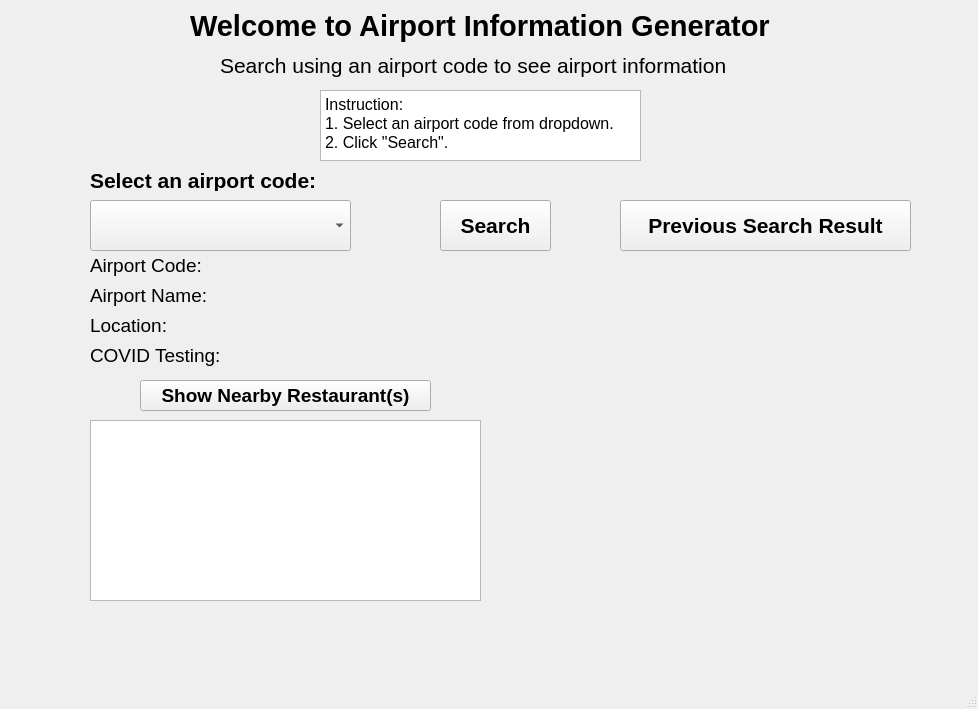
Old version of the form mainWindow.ui in the repository jennyxchang/cs361-project.
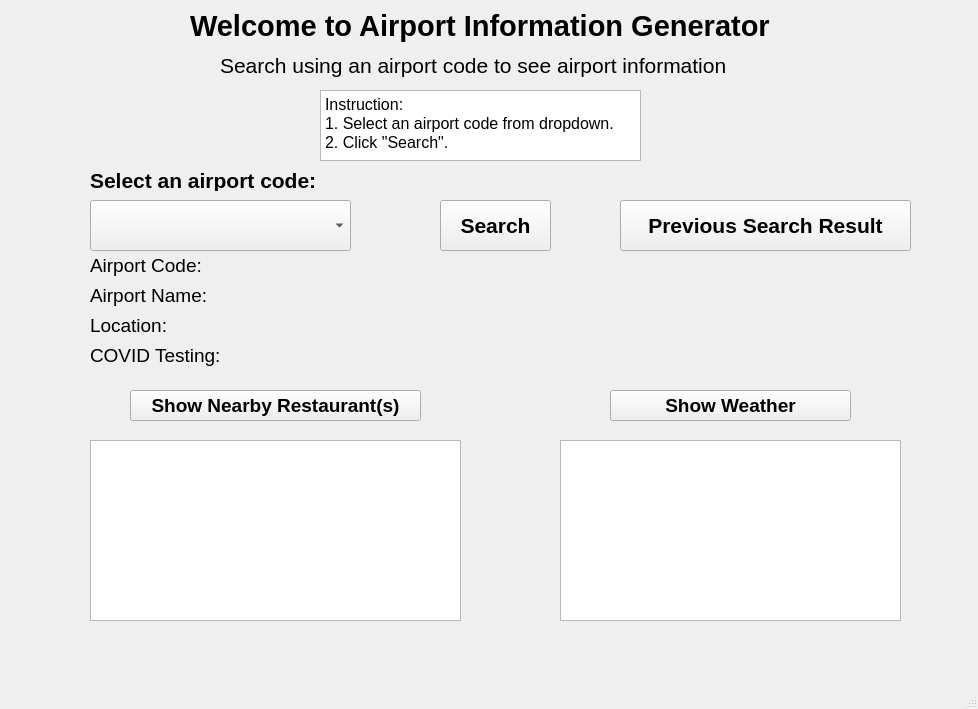
New version of the form.

Commit message: add function to request weather service

Diff of the .ui file:
```diff
--- a/mainWindow.ui
+++ b/mainWindow.ui
@@ -236,8 +236,8 @@
    <widget class="QPushButton" name="nearbyButton">
     <property name="geometry">
      <rect>
-      <x>140</x>
-      <y>380</y>
+      <x>130</x>
+      <y>390</y>
       <width>291</width>
       <height>31</height>
      </rect>
@@ -258,8 +258,45 @@
     <property name="geometry">
      <rect>
       <x>90</x>
-      <y>420</y>
-      <width>391</width>
+      <y>440</y>
+      <width>371</width>
+      <height>181</height>
+     </rect>
+    </property>
+    <property name="font">
+     <font>
+      <family>Arial</family>
+      <pointsize>12</pointsize>
+     </font>
+    </property>
+   </widget>
+   <widget class="QPushButton" name="weatherButton">
+    <property name="geometry">
+     <rect>
+      <x>610</x>
+      <y>390</y>
+      <width>241</width>
+      <height>31</height>
+     </rect>
+    </property>
+    <property name="font">
+     <font>
+      <family>Arial</family>
+      <pointsize>14</pointsize>
+      <weight>75</weight>
+      <bold>true</bold>
+     </font>
+    </property>
+    <property name="text">
+     <string>Show Weather</string>
+    </property>
+   </widget>
+   <widget class="QTextBrowser" name="weatherText">
+    <property name="geometry">
+     <rect>
+      <x>560</x>
+      <y>440</y>
+      <width>341</width>
       <height>181</height>
      </rect>
     </property>
```
The commit also changes 2 other files.
